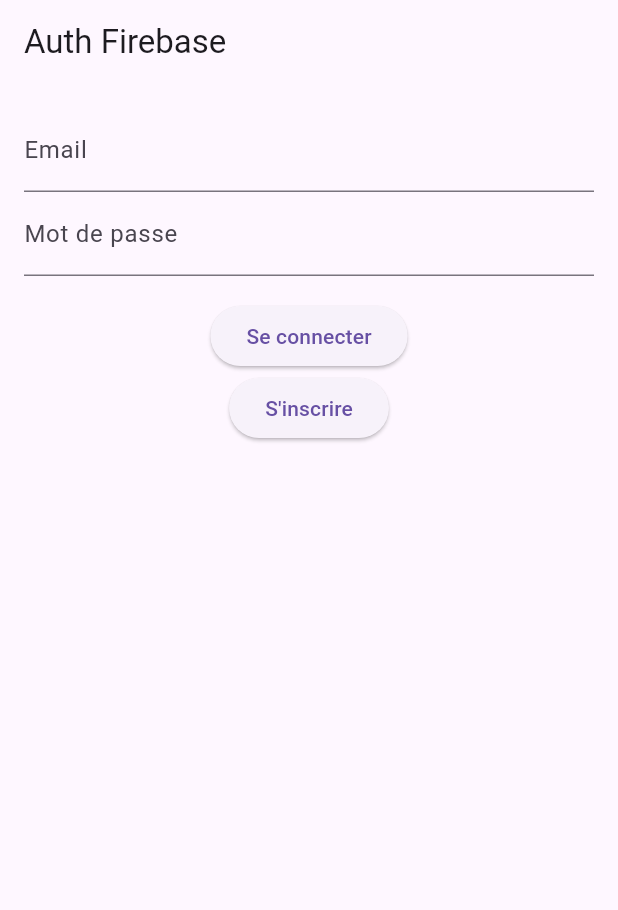
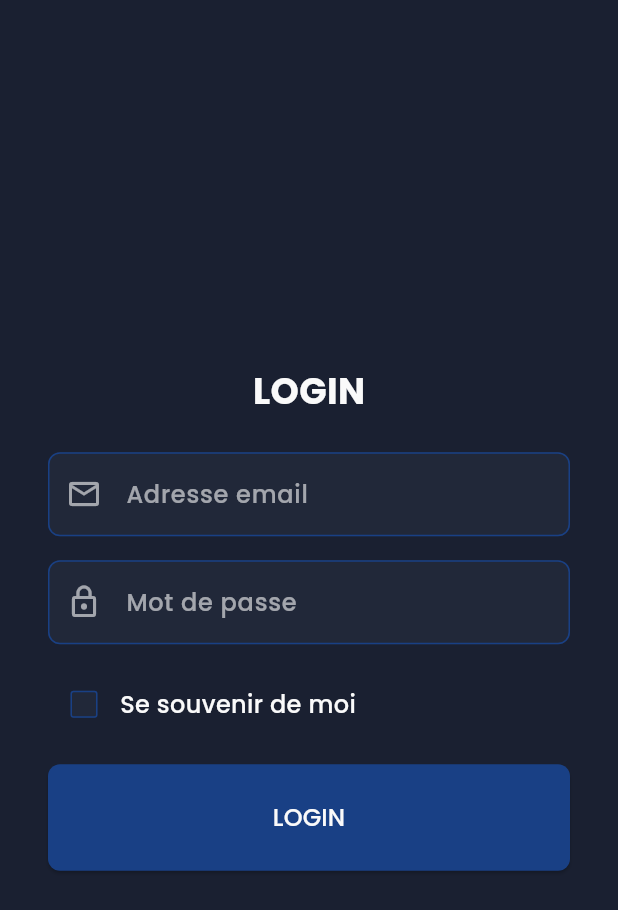
Before and after one commit to arthursongwa/Upgrade, a Flutter app: the screen it shows after launch, on a phone screen of 412 x 824 dp. Shown: the top 910 px of the screen. Run offline on Flutter 3.47's test engine with Material 3 defaults, Android fonts, the phone set to English and light mode, and no system bars; our stand-ins replace cloud_firestore, firebase_auth, firebase_core, go_router, google_fonts; accounts and stored records are empty.

Commit message:
mise place de lui login

```diff
--- a/lib/core/colors.dart
+++ b/lib/core/colors.dart
@@ -4,7 +4,7 @@ class AppColors {
   static const Color primary = Color(0xFF212839); // Exemple bleu
   static const Color secondary = Color(0xFF194085); // Rose
   static const Color background = Color(0xFF1A2031);
-  static const Color text = Color(0xFFDBDBDB);
+  static const Color text = Color.fromARGB(255, 250, 250, 250);
   static const Color greenLight = Color(0xFF52B838);
   static const Color greenDark = Color(0xFF2E5C34);
   // Ajoute toutes tes couleurs ici
--- a/lib/core/theme.dart
+++ b/lib/core/theme.dart
@@ -4,7 +4,8 @@ import 'typography.dart';
 
 class AppTheme {
   static final ThemeData darkTheme = ThemeData(
-    brightness: Brightness.dark,
+    // useMaterial3: true,
+    // brightness: Brightness.light,
     primaryColor: AppColors.primary,
     scaffoldBackgroundColor: AppColors.background,
     appBarTheme: AppBarTheme(
--- a/lib/main.dart
+++ b/lib/main.dart
@@ -1,44 +1,34 @@
 import 'package:flutter/material.dart';
 import 'package:firebase_core/firebase_core.dart';
 import 'package:upgrade/firebase_options.dart';
-import 'auth_page.dart';
-import 'package:firebase_auth/firebase_auth.dart';
-import 'data/models/user_model.dart';
-import 'data/services/user_services.dart';
+// import 'auth_page.dart';
+// import 'package:firebase_auth/firebase_auth.dart';
+// import 'data/models/user_model.dart';
+// import 'data/services/user_services.dart';
+import 'package:provider/provider.dart';
+import 'providers/user_providers.dart';
+import 'ui/screens/login_screen.dart';
+import 'core/theme.dart';
 
 void main() async {
   WidgetsFlutterBinding.ensureInitialized();
   await Firebase.initializeApp(options: DefaultFirebaseOptions.currentPlatform);
 
-  try {
-    final user = UserModel(
-      id: "er",
-      name: "",
-      email: "",
-      age: 12,
-      height: 12,
-      weight: 12,
-      gender: "",
-      activityLevel: "",
-      goal: "",
-      createdAt: "",
-      lastLogin: "",
-    );
-    await UserService().createUser(user);
-    print("Bonjor");
-  } catch (e) {
-    print("Bonsoire $e");
-  }
-
-  runApp(MyApp());
+  runApp(
+    MultiProvider(
+      providers: [ChangeNotifierProvider(create: (_) => UserProvider())],
+      child: MyApp(),
+    ),
+  );
 }
 
 class MyApp extends StatelessWidget {
   @override
   Widget build(BuildContext context) {
     return MaterialApp(
-      title: 'Firebase Auth Demo',
-      home: AuthPage(),
+      theme: AppTheme.darkTheme,
+      title: 'Upgrade - ',
+      home: LoginScreen(),
       debugShowCheckedModeBanner: false,
     );
   }
--- /dev/null
+++ b/lib/providers/user_providers.dart
@@ -0,0 +1,24 @@
+import 'package:flutter/material.dart';
+import '../data/models/user_model.dart';
+import '../data/services/user_services.dart';
+
+class UserProvider with ChangeNotifier {
+  UserModel? _user;
+
+  UserModel? get user => _user;
+
+  Future<void> loadUser(String uid) async {
+    _user = await UserService().getUser(uid);
+    notifyListeners(); // informe l’interface que les données ont changé
+  }
+
+  void setUser(UserModel user) {
+    _user = user;
+    notifyListeners();
+  }
+
+  void clearUser() {
+    _user = null;
+    notifyListeners();
+  }
+}
--- /dev/null
+++ b/lib/ui/components/primary_button.dart
@@ -0,0 +1,41 @@
+import 'package:flutter/material.dart';
+import '../../core/colors.dart';
+import '../../core/typography.dart';
+import '../../core/constant.dart'; // supposons qu’il y a un AppSpacing
+
+class PrimaryButton extends StatelessWidget {
+  final String label;
+  final VoidCallback? onPressed;
+  final double? width;
+
+  const PrimaryButton({
+    required this.label,
+    this.onPressed,
+    this.width = double.infinity,
+    super.key,
+  });
+
+  @override
+  Widget build(BuildContext context) {
+    return SizedBox(
+      width: width,
+      child: ElevatedButton(
+        style: ElevatedButton.styleFrom(
+          backgroundColor: AppColors.secondary,
+          foregroundColor: AppColors.text,
+          padding: EdgeInsets.symmetric(
+            vertical: AppSpacing.lg, // par exemple 16.0
+            horizontal: AppSpacing.xl, // par exemple 32.0
+          ),
+          shape: RoundedRectangleBorder(
+            borderRadius: BorderRadius.circular(
+              AppSpacing.sm,
+            ), // par exemple 8.0
+          ),
+        ),
+        onPressed: () {},
+        child: Text(label, style: AppTypography.button),
+      ),
+    );
+  }
+}
--- /dev/null
+++ b/lib/ui/components/primary_input.dart
@@ -0,0 +1,60 @@
+import 'package:flutter/material.dart';
+import '../../core/colors.dart';
+import '../../core/typography.dart';
+import '../../core/constant.dart'; // Contient AppSpacing
+
+class PrimaryInput extends StatelessWidget {
+  final String hintText;
+  final bool obscureText;
+  final TextEditingController? controller;
+  final TextInputType keyboardType;
+  final Icon? icon;
+  final double? width;
+
+  const PrimaryInput({
+    Key? key,
+    required this.hintText,
+    this.obscureText = false,
+    this.controller,
+    this.keyboardType = TextInputType.text,
+    this.icon,
+    this.width = double.infinity,
+  }) : super(key: key);
+
+  @override
+  Widget build(BuildContext context) {
+    return Padding(
+      padding: const EdgeInsets.only(bottom: AppRadius.lg),
+      child: SizedBox(
+        width: width, // largeur fixe
+        child: TextField(
+          controller: controller,
+          obscureText: obscureText,
+          keyboardType: keyboardType,
+          style: AppTypography.button,
+          decoration: InputDecoration(
+            hintText: hintText,
+            hintStyle: AppTypography.button.copyWith(
+              color: AppColors.text.withOpacity(0.6),
+            ),
+            contentPadding: const EdgeInsets.symmetric(
+              vertical: AppSpacing.md,
+              horizontal: AppSpacing.md,
+            ),
+            filled: true,
+            prefixIcon: icon,
+            fillColor: AppColors.primary,
+            enabledBorder: OutlineInputBorder(
+              borderRadius: BorderRadius.circular(AppRadius.md),
+              borderSide: BorderSide(color: AppColors.secondary, width: 1),
+            ),
+            focusedBorder: OutlineInputBorder(
+              borderRadius: BorderRadius.circular(AppRadius.md),
+              borderSide: BorderSide(color: AppColors.secondary, width: 2),
+            ),
+          ),
+        ),
+      ),
+    );
+  }
+}
--- /dev/null
+++ b/lib/ui/screens/login_screen.dart
@@ -0,0 +1,90 @@
+import 'package:flutter/material.dart';
+import 'package:upgrade/core/colors.dart';
+import '../components/primary_button.dart';
+import '../components/primary_input.dart';
+import '../../core/typography.dart';
+import '../../core/constant.dart';
+
+class LoginScreen extends StatefulWidget {
+  const LoginScreen({super.key});
+
+  @override
+  State<LoginScreen> createState() => _LoginScreenState();
+}
+
+class _LoginScreenState extends State<LoginScreen> {
+  bool rememberMe = false;
+
+  @override
+  Widget build(BuildContext context) {
+    return Scaffold(
+      body: Center(
+        child: SingleChildScrollView(
+          // meilleure UX pour clavier mobile
+          child: Padding(
+            padding: EdgeInsets.all(AppSpacing.xl),
+            child: Column(
+              crossAxisAlignment: CrossAxisAlignment.start,
+              children: [
+                Center(
+                  child: Padding(
+                    padding: EdgeInsets.only(bottom: AppSpacing.lg),
+                    child: Text('LOGIN', style: AppTypography.h1),
+                  ),
+                ),
+                PrimaryInput(
+                  hintText: "Adresse email",
+                  keyboardType: TextInputType.emailAddress,
+                  icon: Icon(
+                    Icons.email_outlined,
+                    color: AppColors.text.withOpacity(0.6),
+                  ),
+                ),
+                // SizedBox(height: AppSpacing.md),
+                PrimaryInput(
+                  hintText: "Mot de passe",
+                  icon: Icon(
+                    Icons.lock_outline,
+                    color: AppColors.text.withOpacity(0.6),
+                  ),
+                  obscureText: true,
+                ),
+                // SizedBox(height: AppSpacing.md),
+                Row(
+                  children: [
+                    Checkbox(
+                      value: rememberMe,
+                      onChanged: (bool? value) {
+                        setState(() {
+                          rememberMe = value ?? false;
+                        });
+                      },
+                      side: BorderSide(
+                        color:
+                            AppColors
+                                .secondary, // couleur de la bordure décochée ET cochée
+                        width: 1, // épaisseur
+                      ),
+                      fillColor: MaterialStateProperty.resolveWith<Color>((
+                        Set<MaterialState> states,
+                      ) {
+                        if (states.contains(MaterialState.selected)) {
+                          return AppColors
+                              .secondary; // couleur quand c’est coché
+                        }
+                        return AppColors.primary; // couleur quand c’est décoché
+                      }),
+                    ),
+                    Text("Se souvenir de moi", style: AppTypography.button),
+                  ],
+                ),
+                SizedBox(height: AppSpacing.md),
+                PrimaryButton(label: "LOGIN"),
+              ],
+            ),
+          ),
+        ),
+      ),
+    );
+  }
+}
--- a/pubspec.yaml
+++ b/pubspec.yaml
@@ -40,6 +40,8 @@ dependencies:
   firebase_core: ^3.13.0
   firebase_auth: ^5.5.3
   cloud_firestore: ^5.0.0
+
+  provider: ^6.1.5
 
 dev_dependencies:
   flutter_test:
```
Also changed, not shown: pubspec.lock.
